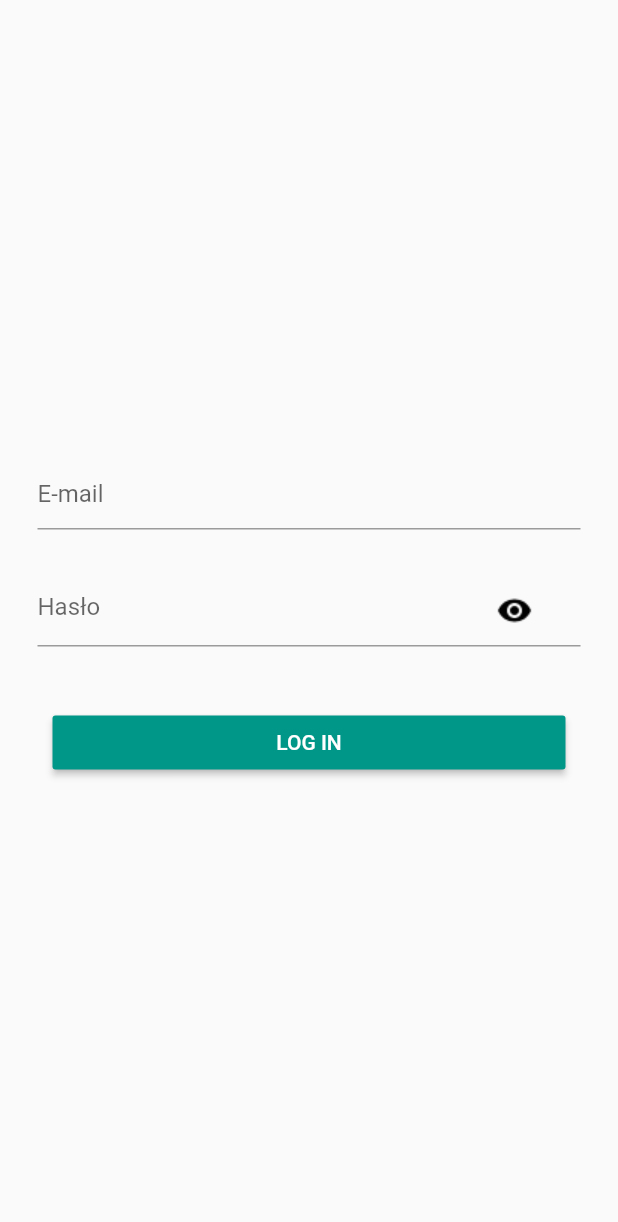
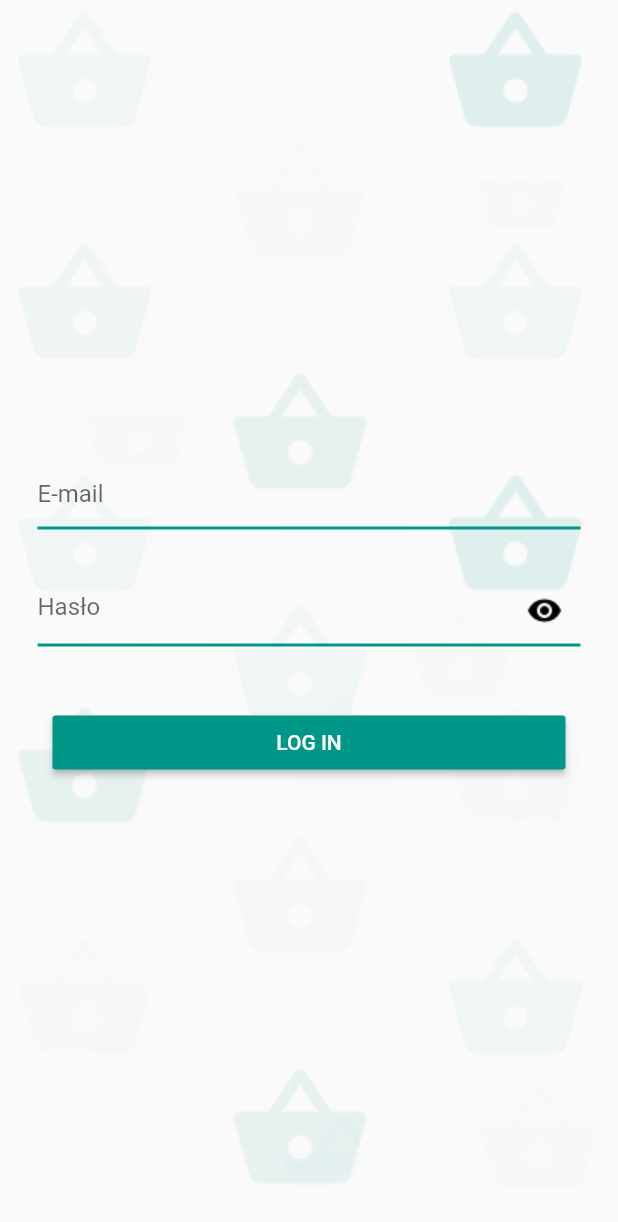
Before and after one commit to bohdansushchak/ShopListApp, a Flutter app: the screen it shows after launch, on a phone screen of 412 x 824 dp. Shown: the top 1222 px of the screen. Run offline on Flutter 3.47's test engine with Material 2 defaults, Android fonts, the phone set to English and light mode, and no system bars; our stand-ins replace kiwi; statements that could not run were skipped.

Commit message:
Has been added item decoration in login page

```diff
--- a/lib/ui/login_page.dart
+++ b/lib/ui/login_page.dart
@@ -18,14 +18,18 @@ class _LoginPageState extends State<LoginPage> {
 
   void subtractNumbers() async {
     var sdff = await sfg.login("bso@gmail.com", "dfgfdg");
-
-    print(sdff);
   }
 
   @override
   Widget build(BuildContext context) {
     return Scaffold(
         body: new Container(
+      decoration: new BoxDecoration(
+        image: new DecorationImage(
+          image: new AssetImage("images/background.png"),
+          fit: BoxFit.fitHeight,
+        ),
+      ),
       child: Center(
         child: Column(
           mainAxisAlignment: MainAxisAlignment.center,
@@ -34,8 +38,7 @@ class _LoginPageState extends State<LoginPage> {
               hint: "E-mail",
               keyboardType: TextInputType.emailAddress,
             ),
-            new PasswordTextField(
-                hint: "Hasło"),
+            new PasswordTextField(hint: "Hasło"),
             new MyButton(onPressed: subtractNumbers, buttonText: "LOG IN")
           ],
         ),
--- a/lib/ui/widget/custom_text_field.dart
+++ b/lib/ui/widget/custom_text_field.dart
@@ -1,48 +1,77 @@
 import 'package:flutter/material.dart';
+import 'package:shop_list_app/internal/app_colors.dart';
 
 abstract class BaseTextField extends StatelessWidget {
   String hint;
   EdgeInsets padding;
   TextInputType keyboardType;
+  ValueChanged<String> onChanged;
+
+  final UnderlineInputBorder border = new UnderlineInputBorder(
+      borderSide: new BorderSide(color: COLOR_ACCENT, width: 2));
 
   BaseTextField(
-      {this.hint, this.keyboardType: TextInputType.text, this.padding});
+      {this.hint,
+      this.keyboardType: TextInputType.text,
+      this.padding,
+      this.onChanged});
 }
 
 class CustomTextField extends BaseTextField {
   CustomTextField(
-      {hint, keyboardType, padding: const EdgeInsets.fromLTRB(25, 10, 25, 20)})
-      : super(hint: hint, keyboardType: keyboardType, padding: padding);
+      {hint,
+      keyboardType,
+      padding: const EdgeInsets.fromLTRB(25, 10, 25, 20),
+      onChanged})
+      : super(
+            hint: hint,
+            keyboardType: keyboardType,
+            padding: padding,
+            onChanged: onChanged);
 
   @override
   Widget build(BuildContext context) {
     return new Container(
         padding: padding,
         child: TextField(
+          onChanged: onChanged,
           keyboardType: keyboardType,
-          decoration: new InputDecoration(hintText: hint),
+          decoration: new InputDecoration(
+              hintText: hint, enabledBorder: border, focusedBorder: border),
         ));
   }
 }
 
 class PasswordTextField extends BaseTextField {
   PasswordTextField(
-      {hint, keyboardType, padding: const EdgeInsets.fromLTRB(25, 10, 25, 20)})
-      : super(hint: hint, keyboardType: keyboardType, padding: padding);
+      {hint,
+      keyboardType,
+      padding: const EdgeInsets.fromLTRB(25, 10, 25, 20),
+      onChanged})
+      : super(
+            hint: hint,
+            keyboardType: keyboardType,
+            padding: padding,
+            onChanged: onChanged);
 
   void _showPassword() {}
   @override
   Widget build(BuildContext context) {
     return new Container(
-        padding: padding,
-        child: new TextField(
+      padding: padding,
+      child: new TextField(
+          onChanged: onChanged,
+          keyboardType: TextInputType.text,
           decoration: InputDecoration(
-              hintText: hint,
-              suffixIcon: new FlatButton(
+            hintText: hint,
+            enabledBorder: border,
+            focusedBorder: border,
+            suffixIcon: new IconButton(
                 onPressed: _showPassword,
-                child: new Image(image: AssetImage('images/eye.png')),
-              )),
-          keyboardType: TextInputType.text,
-        ));
+                icon: new Image(
+                  image: AssetImage('images/eye.png'),
+                )),
+          )),
+    );
   }
 }
--- a/pubspec.yaml
+++ b/pubspec.yaml
@@ -51,6 +51,7 @@ flutter:
   # To add assets to your application, add an assets section, like this:
   assets:
     - images/eye.png
+    - images/background.png
 
 
   # An image asset can refer to one or more resolution-specific "variants", see
```
Also changed, not shown: images/background.png (added).
